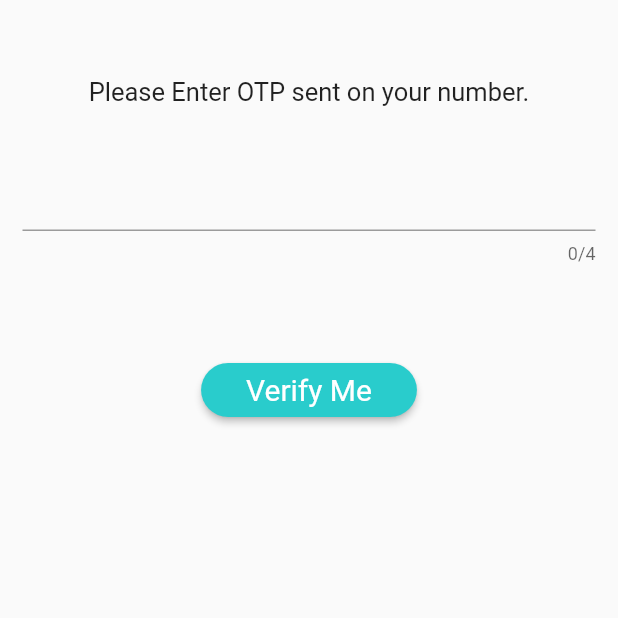
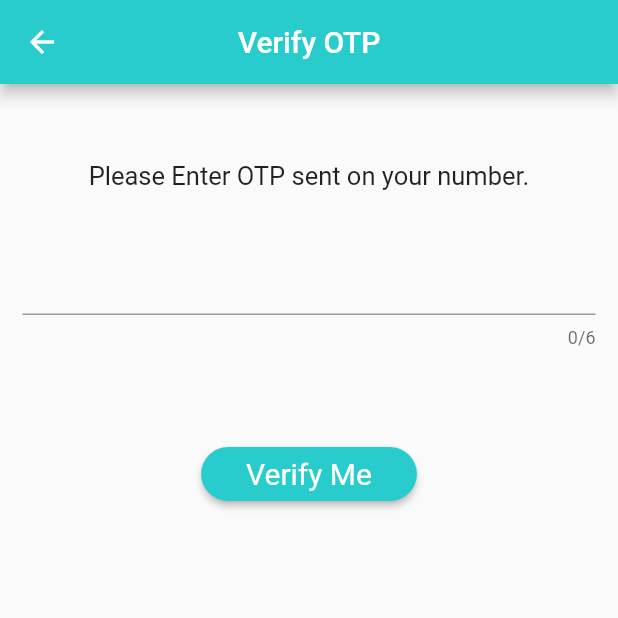
Before and after one commit to SoorajSahu/Flutter_prectice, a Flutter app: the OtpVarify screen opened by its route, on a phone screen of 412 x 824 dp, the top half of it. Run offline on Flutter 3.47's test engine with Material 2 defaults, Android fonts, the phone set to English and light mode, and no system bars; our stand-ins replace google_fonts; missing offline and left inert: flutter_session.

Commit message:
i added app bar into the app

```diff
--- a/lib/pages/verifyotp.dart
+++ b/lib/pages/verifyotp.dart
@@ -1,8 +1,18 @@
 import 'package:flutter/material.dart';
 import 'package:flutter/services.dart';
-// import 'package:medxcart_app/theme.dart';
+import 'package:medxcart_app/theme.dart';
 import 'package:medxcart_app/widgets/customButton.dart';
 import 'package:flutter_session/flutter_session.dart';
+
+class NewClass extends StatelessWidget {
+  @override
+  Widget build(BuildContext context) {
+    return Container(
+      child: Text('Hello bro'),
+      color: Colors.lightBlueAccent,
+    );
+  }
+}
 
 class OtpVarify extends StatefulWidget {
   @override
@@ -18,11 +28,16 @@ class _OtpVarifyState extends State<OtpVarify> {
     });
   }
 
-  // dynamic phoneNum =  FlutterSession().get('phoneNumber');
+  dynamic phoneNum = FlutterSession().get('phoneNumber');
 
   @override
   Widget build(BuildContext context) {
     return Scaffold(
+      appBar: AppBar(
+        backgroundColor: MyColors.primaryColor,
+        title: Text('Verify OTP'),
+        centerTitle: true,
+      ),
       body: Container(
         alignment: Alignment.center,
         padding: EdgeInsets.all(15),
@@ -51,7 +66,7 @@ class _OtpVarifyState extends State<OtpVarify> {
                 constraints: const BoxConstraints(maxWidth: 500),
                 child: TextFormField(
                   keyboardType: TextInputType.number,
-                  maxLength: 4,
+                  maxLength: 6,
                 )),
             SizedBox(
               height: 60,
```
